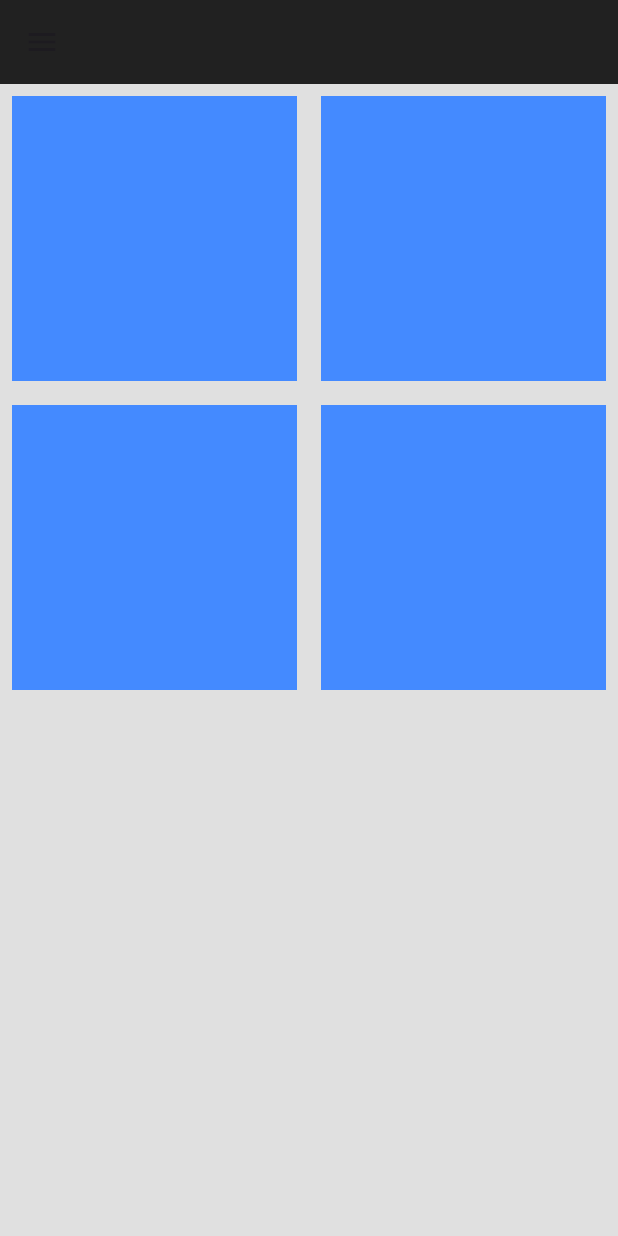
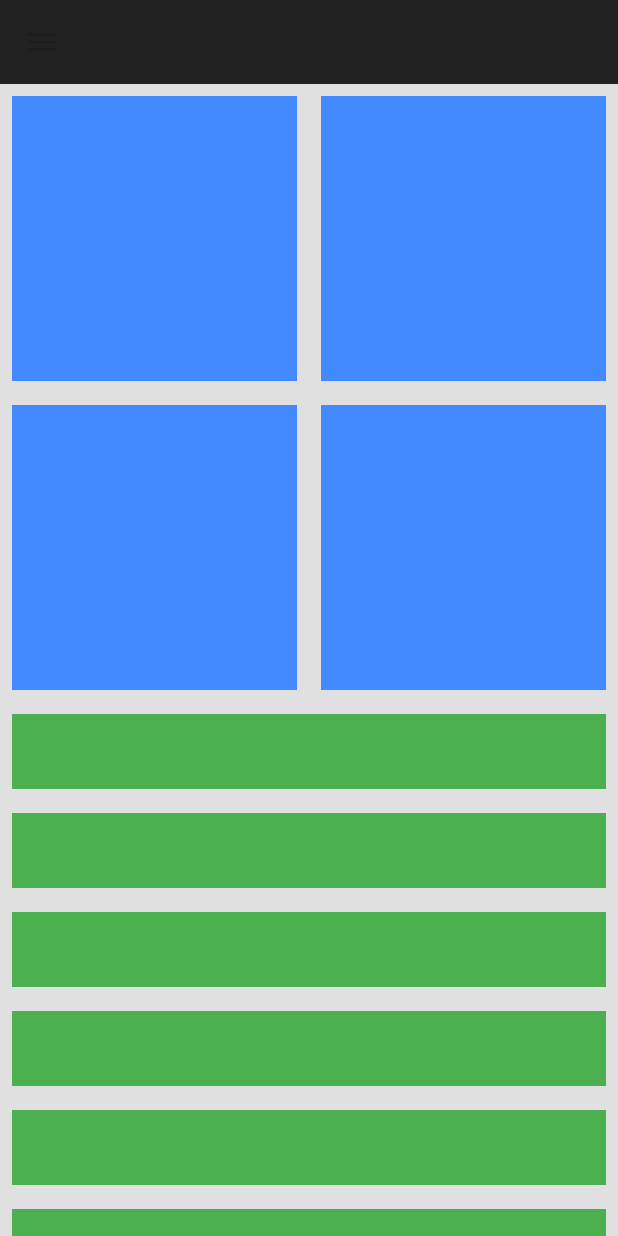
Before and after one commit to mahmoudahmed1718/responsvie_dashboard_ui, a Flutter app: the screen it shows after launch, on a phone screen of 412 x 824 dp. Run offline on Flutter 3.47's test engine with Material 3 defaults, Android fonts, the phone set to English and light mode, and no system bars.

Commit message:
add list view and create file for it

```diff
--- a/lib/responsive/mobil_screen_layout.dart
+++ b/lib/responsive/mobil_screen_layout.dart
@@ -3,6 +3,7 @@ import 'package:responsvie_dashboard_ui/core/utils/app_colors.dart';
 import 'package:responsvie_dashboard_ui/widgets/my_appbar.dart';
 import 'package:responsvie_dashboard_ui/widgets/my_drawer.dart';
 import 'package:responsvie_dashboard_ui/widgets/my_grid_view_list.dart';
+import 'package:responsvie_dashboard_ui/widgets/my_list_view.dart';
 
 class MobilScreenLayout extends StatelessWidget {
   const MobilScreenLayout({super.key});
@@ -12,7 +13,13 @@ class MobilScreenLayout extends StatelessWidget {
       appBar: myAppBar(),
       backgroundColor: AppColors.primary,
       drawer: MyDrawer(),
-      body: Column(children: [MyGridViewList()]),
+      body: Column(
+        children: [
+          MyGridViewList(),
+
+          Expanded(child: MyListView()),
+        ],
+      ),
     );
   }
 }
--- /dev/null
+++ b/lib/widgets/my_list_view.dart
@@ -0,0 +1,16 @@
+import 'package:flutter/material.dart';
+import 'package:responsvie_dashboard_ui/widgets/my_tile.dart';
+
+class MyListView extends StatelessWidget {
+  const MyListView({super.key});
+
+  @override
+  Widget build(BuildContext context) {
+    return ListView.builder(
+      itemCount: 10,
+      itemBuilder: (context, index) {
+        return MyTile();
+      },
+    );
+  }
+}
--- a/lib/widgets/my_tile.dart
+++ b/lib/widgets/my_tile.dart
@@ -4,9 +4,9 @@ class MyTile extends StatelessWidget {
   const MyTile({super.key});
   @override
   Widget build(BuildContext context) {
-    return Container(
-      height: MediaQuery.of(context).size.height * 0.1,
-      color: Colors.green,
+    return Padding(
+      padding: const EdgeInsets.all(8.0),
+      child: Container(height: 50, color: Colors.green),
     );
   }
 }
```
